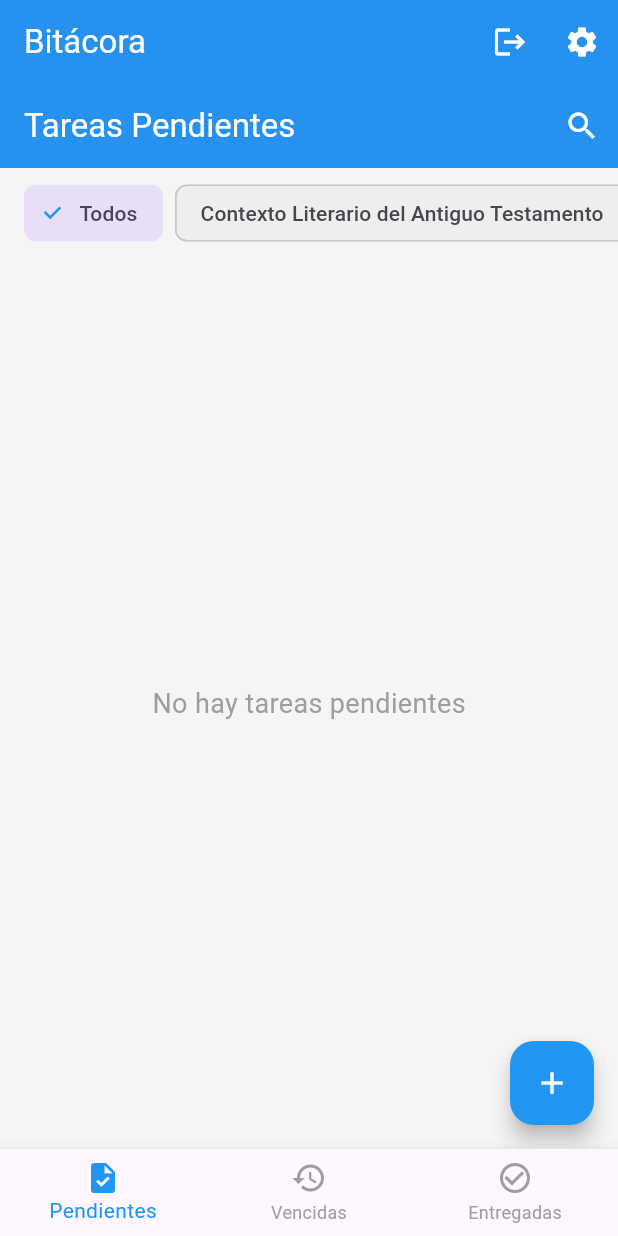
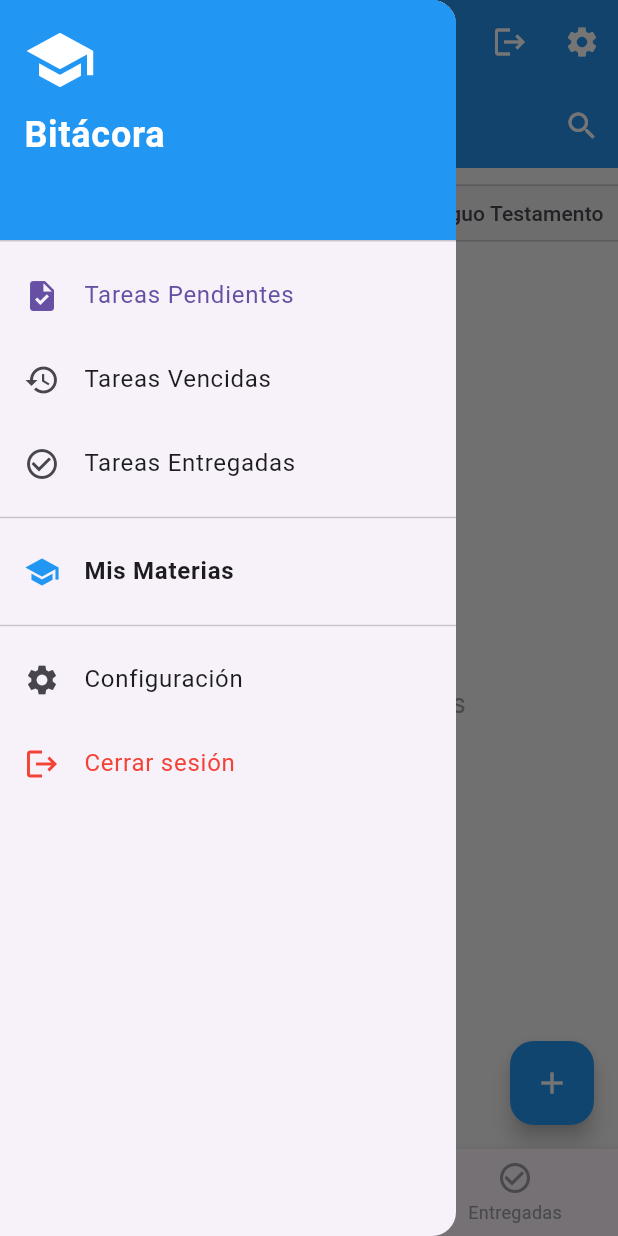
Before and after one commit to operonte/Bitacora, a Flutter app: the screen it shows once a user with an empty profile is signed in, with the side drawer open (before the commit the screen has no drawer), on a phone screen of 412 x 824 dp. Run offline on Flutter 3.47's test engine with Material 3 defaults, Android fonts, the phone set to English and light mode, and no system bars; our stand-ins replace cloud_firestore, firebase_auth, firebase_core, flutter_local_notifications, google_sign_in, permission_handler and 1 more; accounts and stored records are empty.

Commit message:
feat: gestión de materias con visibilidad pública/privada

```diff
--- a/lib/main.dart
+++ b/lib/main.dart
@@ -7,6 +7,7 @@ import 'firebase_options.dart';
 import 'pending_tasks_screen.dart';
 import 'overdue_tasks_screen.dart';
 import 'delivered_tasks_screen.dart';
+import 'subjects_screen.dart';
 import 'notification_service.dart';
 import 'colors.dart';
 import 'auth_service.dart';
@@ -150,6 +151,7 @@ class _MainScreenState extends State<MainScreen> {
               ),
             ],
           ),
+          drawer: _buildDrawer(context),
           body: IndexedStack(
             index: _currentIndex,
             children: _screens,
@@ -187,4 +189,113 @@ class _MainScreenState extends State<MainScreen> {
     await _authService.signOut();
     // El StreamBuilder automáticamente redirigirá al AuthScreen cuando el usuario sea null
   }
+
+  Widget _buildDrawer(BuildContext context) {
+    return Drawer(
+      child: ListView(
+        padding: EdgeInsets.zero,
+        children: [
+          DrawerHeader(
+            decoration: const BoxDecoration(
+              color: AppColors.primary,
+            ),
+            child: Column(
+              crossAxisAlignment: CrossAxisAlignment.start,
+              children: [
+                const Icon(
+                  Icons.school,
+                  size: 48,
+                  color: Colors.white,
+                ),
+                const SizedBox(height: 8),
+                const Text(
+                  'Bitácora',
+                  style: TextStyle(
+                    color: Colors.white,
+                    fontSize: 24,
+                    fontWeight: FontWeight.bold,
+                  ),
+                ),
+                Text(
+                  _authService.currentUser?.displayName ?? 'Usuario',
+                  style: const TextStyle(
+                    color: Colors.white70,
+                    fontSize: 14,
+                  ),
+                ),
+              ],
+            ),
+          ),
+          ListTile(
+            leading: const Icon(Icons.task),
+            title: const Text('Tareas Pendientes'),
+            selected: _currentIndex == 0,
+            onTap: () {
+              Navigator.pop(context);
+              setState(() {
+                _currentIndex = 0;
+              });
+            },
+          ),
+          ListTile(
+            leading: const Icon(Icons.history),
+            title: const Text('Tareas Vencidas'),
+            selected: _currentIndex == 1,
+            onTap: () {
+              Navigator.pop(context);
+              setState(() {
+                _currentIndex = 1;
+              });
+            },
+          ),
+          ListTile(
+            leading: const Icon(Icons.check_circle_outline),
+            title: const Text('Tareas Entregadas'),
+            selected: _currentIndex == 2,
+            onTap: () {
+              Navigator.pop(context);
+              setState(() {
+                _currentIndex = 2;
+              });
+            },
+          ),
+          const Divider(),
+          ListTile(
+            leading: const Icon(Icons.school, color: AppColors.primary),
+            title: const Text(
+              'Mis Materias',
+              style: TextStyle(fontWeight: FontWeight.bold),
+            ),
+            onTap: () {
+              Navigator.pop(context);
+              Navigator.push(
+                context,
+                MaterialPageRoute(builder: (context) => const SubjectsScreen()),
+              );
+            },
+          ),
+          const Divider(),
+          ListTile(
+            leading: const Icon(Icons.settings),
+            title: const Text('Configuración'),
+            onTap: () {
+              Navigator.pop(context);
+              Navigator.push(
+                context,
+                MaterialPageRoute(builder: (context) => const ConfigScreen()),
+              );
+            },
+          ),
+          ListTile(
+            leading: const Icon(Icons.logout, color: Colors.red),
+            title: const Text('Cerrar sesión', style: TextStyle(color: Colors.red)),
+            onTap: () {
+              Navigator.pop(context);
+              _signOut();
+            },
+          ),
+        ],
+      ),
+    );
+  }
 }
--- /dev/null
+++ b/lib/subject_model.dart
@@ -0,0 +1,68 @@
+class Subject {
+  String? id;
+  String name;
+  String professor;
+  String? description;
+  bool isPublic;
+  String userId;
+  String userName;
+  DateTime createdAt;
+
+  Subject({
+    this.id,
+    required this.name,
+    required this.professor,
+    this.description,
+    this.isPublic = false,
+    required this.userId,
+    required this.userName,
+    required this.createdAt,
+  });
+
+  Map<String, dynamic> toMap() {
+    return {
+      'name': name,
+      'professor': professor,
+      'description': description,
+      'isPublic': isPublic,
+      'userId': userId,
+      'userName': userName,
+      'createdAt': createdAt.millisecondsSinceEpoch,
+    };
+  }
+
+  factory Subject.fromMap(Map<String, dynamic> map, [String? id]) {
+    return Subject(
+      id: id ?? map['id']?.toString(),
+      name: map['name'] ?? '',
+      professor: map['professor'] ?? '',
+      description: map['description'],
+      isPublic: map['isPublic'] ?? false,
+      userId: map['userId'] ?? '',
+      userName: map['userName'] ?? 'Usuario',
+      createdAt: DateTime.fromMillisecondsSinceEpoch(map['createdAt'] ?? DateTime.now().millisecondsSinceEpoch),
+    );
+  }
+
+  Subject copyWith({
+    String? id,
+    String? name,
+    String? professor,
+    String? description,
+    bool? isPublic,
+    String? userId,
+    String? userName,
+    DateTime? createdAt,
+  }) {
+    return Subject(
+      id: id ?? this.id,
+      name: name ?? this.name,
+      professor: professor ?? this.professor,
+      description: description ?? this.description,
+      isPublic: isPublic ?? this.isPublic,
+      userId: userId ?? this.userId,
+      userName: userName ?? this.userName,
+      createdAt: createdAt ?? this.createdAt,
+    );
+  }
+}
```
Also changed, not shown: lib/add_task_screen.dart (+32 -40 lines), lib/firebase_service.dart (+43 -0 lines), lib/subjects_screen.dart (added, +359 -0 lines).
